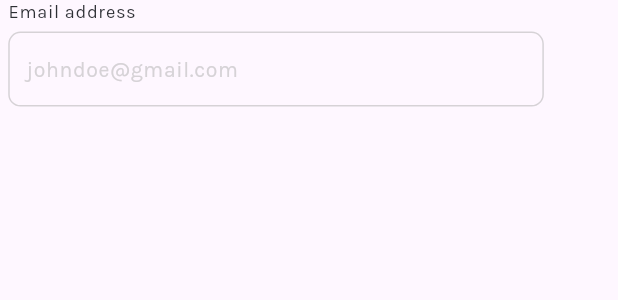
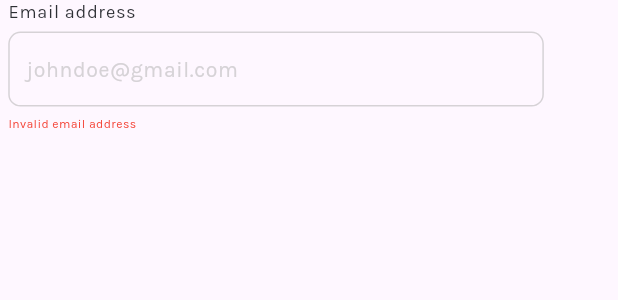
Before and after one commit to JesseZeph/flymedia, a Flutter app: the EmailField widget shown alone on an empty page, opened directly with empty values, on a phone screen of 412 x 824 dp. Shown: the top 300 px of the screen. Run offline on Flutter 3.47's test engine with Material 3 defaults, Android fonts, the light colour scheme and no system bars; our stand-ins replace cloud_firestore, easy_refresh, file_picker, firebase_auth, firebase_core, firebase_storage and 22 more; missing offline and left inert: background_downloader, dart_jsonwebtoken, flutter_tawk; accounts and stored records are empty; network calls fail; project files that could hold a hidden picture were left out.

Commit message:
email and url validation

```diff
--- a/lib/src/authentication/clientAuth/sign_in/sign_in_widget.dart
+++ b/lib/src/authentication/clientAuth/sign_in/sign_in_widget.dart
@@ -151,7 +151,6 @@ class EmailFieldLogin extends StatelessWidget {
   });
 
   final TextEditingController email;
-  // final ValueNotifier<EmailValidationError?> emailError;
 
   @override
   Widget build(BuildContext context) {
--- a/lib/src/authentication/clientAuth/sign_up/emailfield.dart
+++ b/lib/src/authentication/clientAuth/sign_up/emailfield.dart
@@ -1,16 +1,23 @@
 import 'package:flutter/material.dart';
 import 'package:flutter_screenutil/flutter_screenutil.dart';
 import 'package:flymedia_app/constants/colors.dart';
+import 'package:flymedia_app/services/validator/validator.dart';
 
 import '../../components/text_input_field.dart';
 
-class EmailField extends StatelessWidget {
+class EmailField extends StatefulWidget {
   final TextEditingController email;
   const EmailField({required this.email, super.key});
 
   @override
+  State<EmailField> createState() => _EmailFieldState();
+}
+
+class _EmailFieldState extends State<EmailField> {
+  bool isEmailValid = false;
+
+  @override
   Widget build(BuildContext context) {
-    // final emailError = useState<EmailValidationError?>(null);
     return Column(
       crossAxisAlignment: CrossAxisAlignment.start,
       children: [
@@ -22,18 +29,41 @@ class EmailField extends StatelessWidget {
                 .textTheme
                 .bodySmall
                 ?.copyWith(color: AppColors.mainTextColor, fontSize: 12.sp),
-            )),
+          ),
+        ),
         Padding(
           padding: EdgeInsets.symmetric(horizontal: 5.w),
-          child: TextInputField(
-            controller: email,
+          child: Column(
+            crossAxisAlignment: CrossAxisAlignment.start,
+            children: [
+              TextInputField(
+                controller: widget.email,
                 hintText: 'johndoe@gmail.com',
                 onChanged: (value) {
-              // Validate the password and update the error state
-              // final emailResult = Email.dirty(value).validator(value);
-              // emailError.value = emailResult;
+                  if (value.isEmpty) {
+                    setState(() {
+                      isEmailValid = true;
+                    });
+                  } else {
+                    final isValid = validateEmailAddress(value);
+                    setState(() {
+                      isEmailValid = isValid;
+                    });
+                  }
                 },
-            // errorText: Email.showEmailErrorMessage(emailError.value),
+              ),
+              if (!isEmailValid)
+                Padding(
+                  padding: EdgeInsets.only(top: 5.h),
+                  child: Text(
+                    'Invalid email address',
+                    style: TextStyle(
+                      color: Colors.red,
+                      fontSize: 8.sp,
+                    ),
+                  ),
+                ),
+            ],
           ),
         ),
       ],
--- a/lib/src/authentication/components/text_input_field.dart
+++ b/lib/src/authentication/components/text_input_field.dart
@@ -5,7 +5,7 @@ import 'package:flymedia_app/src/authentication/components/size_fade.dart';
 
 class TextInputField extends StatelessWidget {
   final String hintText;
-  final void Function(String value) onChanged;
+  final void Function(String value)? onChanged;
   final String? errorText;
   final bool? obscureText;
   final TextEditingController? controller;
@@ -13,11 +13,12 @@ class TextInputField extends StatelessWidget {
   final String? Function(String?)? validator;
   final double? width;
   final Widget? suffixIcon;
+  final FocusNode? focusNode;
 
   const TextInputField({
     super.key,
     required this.hintText,
-    required this.onChanged,
+    this.onChanged,
     this.errorText,
     this.controller,
     this.obscureText,
@@ -25,6 +26,7 @@ class TextInputField extends StatelessWidget {
     this.inputType,
     this.width,
     this.suffixIcon,
+    this.focusNode,
   });
 
   @override
--- a/lib/src/clientdashboard/screens/influencers_list.dart
+++ b/lib/src/clientdashboard/screens/influencers_list.dart
@@ -1,9 +1,7 @@
 import 'package:easy_refresh/easy_refresh.dart';
 import 'package:flutter/material.dart';
 import 'package:flutter_screenutil/flutter_screenutil.dart';
-import 'package:flymedia_app/constants/app_constants.dart';
 import 'package:flymedia_app/constants/colors.dart';
-import 'package:flymedia_app/models/profile/profile_model.dart';
 import 'package:flymedia_app/models/response/get_all_influencers.dart';
 import 'package:flymedia_app/providers/profile_provider.dart';
 import 'package:flymedia_app/src/influencerDashboard/widgets/custom_field.dart';
--- a/packages/form_validators/lib/src/email.dart
+++ b/packages/form_validators/lib/src/email.dart
@@ -5,6 +5,7 @@ enum EmailValidationError { empty, invalid }
 
 const String _kEmailPattern =
     r'^(([^<>()[\]\\.,;:\s@\"]+(\.[^<>()[\]\\.,;:\s@\"]+)*)|(\".+\"))@((\[[0-9]{1,3}\.[0-9]{1,3}\.[0-9]{1,3}\.[0-9]{1,3}\])|(([a-zA-Z\-0-9]+\.)+[a-zA-Z]{2,}))$';
+
 class Email extends FormzInput<String, EmailValidationError> {
   const Email.pure() : super.pure('');
   const Email.dirty([String value = '']) : super.dirty(value);
```
Also changed, not shown: lib/services/validator/validator.dart (added, +18 -0 lines), lib/src/clientdashboard/screens/clientverificationdetails.dart (+20 -3 lines), lib/src/influencerDashboard/screens/profile_edit.dart (+15 -2 lines), lib/src/influencerDashboard/screens/stripe_page.dart (+51 -5 lines), assets/images/error.png (added). Lines whose indentation alone changed are shown as unchanged.
